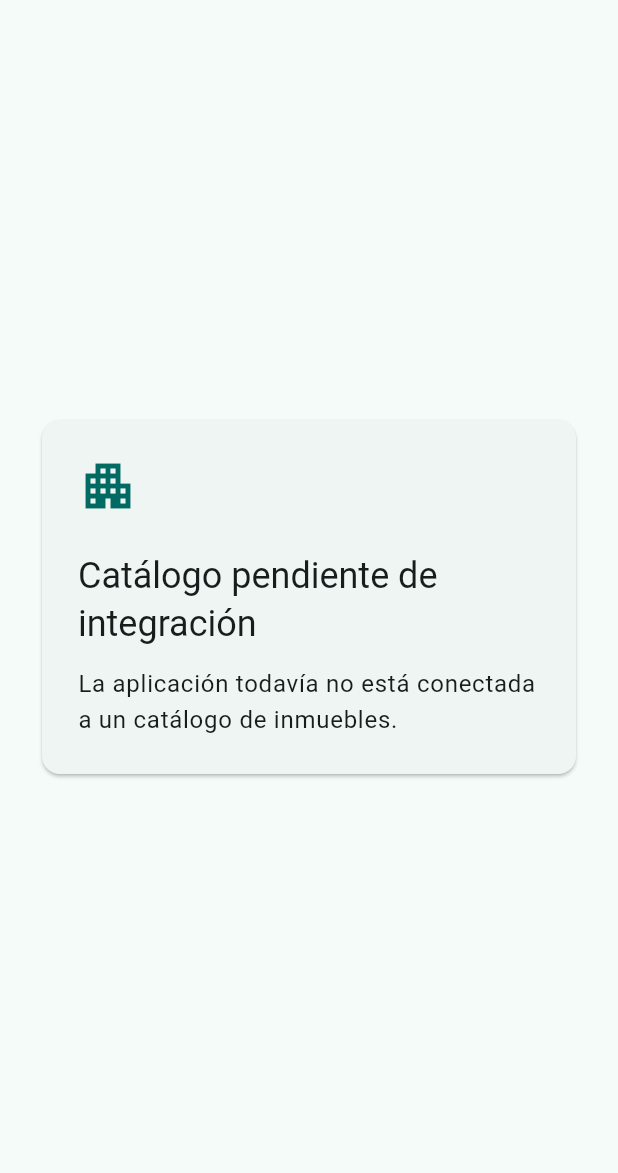
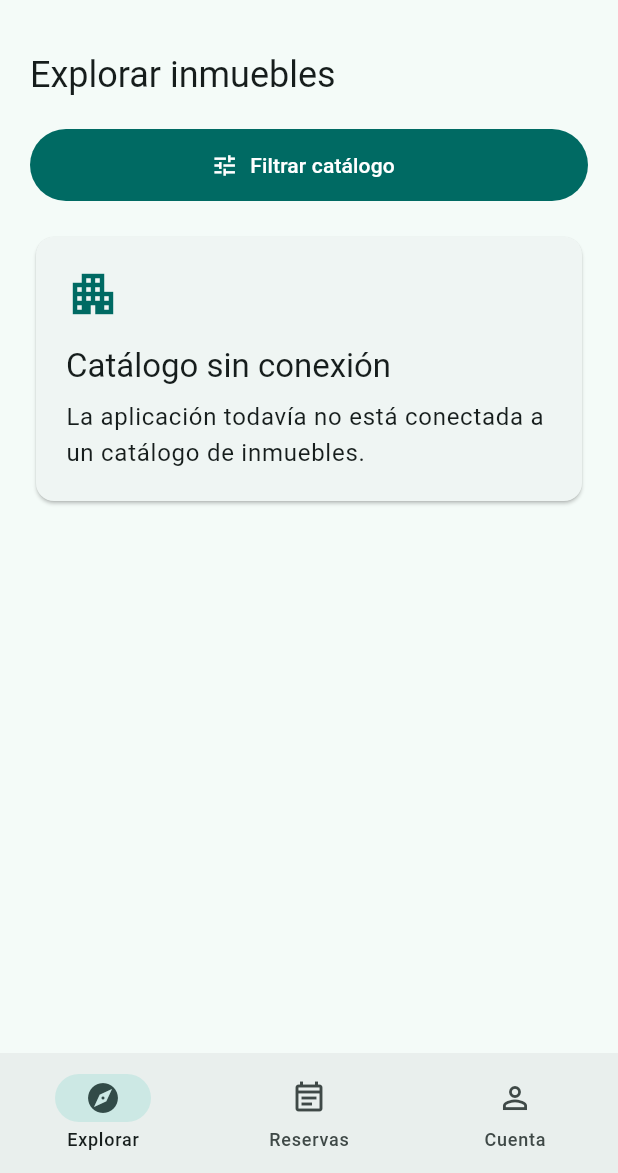
Before and after one commit to Fivoryu/sw1_pro_final_2026_2, a Flutter app: the screen it shows after launch, on a phone screen of 412 x 824 dp, the part 63-1236 px from its top. Run offline on Flutter 3.47's test engine with Material 3 defaults, Android fonts, the phone set to English and light mode, and no system bars; project files that could hold a hidden picture were left out.

Commit message:
feat(cliente-mobile): add catalog navigation and filters

```diff
--- a/apps/cliente_mobile/lib/main.dart
+++ b/apps/cliente_mobile/lib/main.dart
@@ -1,76 +1,235 @@
 import 'package:flutter/material.dart';
 
-void main() {
-  runApp(const RoomForgeApp());
-}
+void main() => runApp(const RoomForgeApp());
 
 class RoomForgeApp extends StatelessWidget {
   const RoomForgeApp({super.key});
 
   @override
-  Widget build(BuildContext context) {
-    return MaterialApp(
+  Widget build(BuildContext context) => MaterialApp(
     title: 'RoomForge',
     theme: ThemeData(
-        colorScheme: ColorScheme.fromSeed(
-          seedColor: const Color(0xFF0F766E),
-        ),
+      colorScheme: ColorScheme.fromSeed(seedColor: const Color(0xFF0F766E)),
       useMaterial3: true,
     ),
-      home: const CatalogPendingScreen(),
+    home: const CustomerShell(),
   );
+}
+
+class CustomerShell extends StatefulWidget {
+  const CustomerShell({super.key});
+
+  @override
+  State<CustomerShell> createState() => _CustomerShellState();
+}
+
+class _CustomerShellState extends State<CustomerShell> {
+  int _selectedIndex = 0;
+  final Map<String, String> _filters = {};
+
+  Future<void> _openFilters() async {
+    final result = await showModalBottomSheet<Map<String, String>>(
+      context: context,
+      isScrollControlled: true,
+      useSafeArea: true,
+      builder: (_) => _CatalogFiltersSheet(
+        initialFilters: Map<String, String>.of(_filters),
+      ),
+    );
+    if (result != null && mounted) {
+      setState(() => _filters
+        ..clear()
+        ..addAll(result));
     }
   }
 
-class CatalogPendingScreen extends StatelessWidget {
-  const CatalogPendingScreen({super.key});
-
   @override
-  Widget build(BuildContext context) {
-    final theme = Theme.of(context);
-    final colorScheme = theme.colorScheme;
-    final textTheme = theme.textTheme;
-
-    return Scaffold(
+  Widget build(BuildContext context) => Scaffold(
     appBar: AppBar(title: const Text('RoomForge')),
-      body: Center(
-        child: SingleChildScrollView(
-          padding: const EdgeInsets.all(24),
-          child: ConstrainedBox(
-            constraints: const BoxConstraints(maxWidth: 520),
-            child: Card(
-              color: colorScheme.surfaceContainerLow,
-              child: Padding(
-                padding: const EdgeInsets.all(24),
-                child: Column(
-                  mainAxisSize: MainAxisSize.min,
-                  crossAxisAlignment: CrossAxisAlignment.start,
+    body: IndexedStack(
+      index: _selectedIndex,
       children: [
-                    ExcludeSemantics(
-                      child: Icon(
-                        Icons.apartment_outlined,
-                        size: 40,
-                        color: colorScheme.primary,
+        _catalog(context),
+        _placeholder(context, 'Prototipo de reservas',
+            'No hay reservas reales ni datos conectados.', Icons.event_note_outlined),
+        _placeholder(context, 'Prototipo de cuenta',
+            'No hay datos de cuenta conectados.', Icons.person_outline),
+      ],
     ),
+    bottomNavigationBar: NavigationBar(
+      selectedIndex: _selectedIndex,
+      onDestinationSelected: (index) => setState(() => _selectedIndex = index),
+      destinations: const [
+        NavigationDestination(
+          icon: Icon(Icons.explore_outlined),
+          selectedIcon: Icon(Icons.explore),
+          label: 'Explorar',
         ),
-                    const SizedBox(height: 24),
-                    Text(
-                      'Catálogo pendiente de integración',
-                      style: textTheme.headlineSmall,
+        NavigationDestination(
+          icon: Icon(Icons.event_note_outlined),
+          selectedIcon: Icon(Icons.event_note),
+          label: 'Reservas',
         ),
-                    const SizedBox(height: 12),
-                    Text(
-                      'La aplicación todavía no está conectada a un catálogo '
-                      'de inmuebles.',
-                      style: textTheme.bodyLarge?.copyWith(height: 1.5),
+        NavigationDestination(
+          icon: Icon(Icons.person_outline),
+          selectedIcon: Icon(Icons.person),
+          label: 'Cuenta',
         ),
       ],
     ),
+  );
+
+  Widget _catalog(BuildContext context) => _content(
+    ListView(
+      padding: const EdgeInsets.all(20),
+      children: [
+        Text('Explorar inmuebles', style: Theme.of(context).textTheme.headlineSmall),
+        const SizedBox(height: 20),
+        FilledButton.icon(
+          key: const ValueKey('catalog-filter-button'),
+          style: FilledButton.styleFrom(minimumSize: const Size.fromHeight(48)),
+          onPressed: _openFilters,
+          icon: const Icon(Icons.tune),
+          label: const Text('Filtrar catálogo'),
         ),
+        const SizedBox(height: 20),
+        _messageCard(
+          context,
+          'Catálogo sin conexión',
+          'La aplicación todavía no está conectada a un catálogo de inmuebles.',
+          Icons.apartment_outlined,
         ),
+      ],
     ),
+  );
+
+  Widget _placeholder(
+    BuildContext context, String title, String message, IconData icon,
+  ) => _content(ListView(
+    padding: const EdgeInsets.all(20),
+    children: [
+      Text(title, style: Theme.of(context).textTheme.headlineSmall),
+      const SizedBox(height: 20),
+      _messageCard(context, '', message, icon),
+    ],
+  ));
+
+  Widget _messageCard(
+    BuildContext context, String title, String message, IconData icon,
+  ) {
+    final theme = Theme.of(context);
+    return Card(
+      color: theme.colorScheme.surfaceContainerLow,
+      child: Padding(
+        padding: const EdgeInsets.all(20),
+        child: Column(crossAxisAlignment: CrossAxisAlignment.start, children: [
+          ExcludeSemantics(
+            child: Icon(icon, size: 36, color: theme.colorScheme.primary),
           ),
+          const SizedBox(height: 16),
+          if (title.isNotEmpty) Text(title, style: theme.textTheme.titleLarge),
+          if (title.isNotEmpty && message.isNotEmpty) const SizedBox(height: 8),
+          if (message.isNotEmpty)
+            Text(message, style: theme.textTheme.bodyLarge?.copyWith(height: 1.5)),
+        ]),
       ),
     );
   }
+
+  Widget _content(Widget child) => Center(
+    child: ConstrainedBox(
+      constraints: const BoxConstraints(maxWidth: 720),
+      child: child,
+    ),
+  );
 }
+
+class _CatalogFiltersSheet extends StatefulWidget {
+  const _CatalogFiltersSheet({required this.initialFilters});
+  final Map<String, String> initialFilters;
+
+  @override
+  State<_CatalogFiltersSheet> createState() => _CatalogFiltersSheetState();
+}
+
+class _CatalogFiltersSheetState extends State<_CatalogFiltersSheet> {
+  late final _city = _controller('cityZone');
+  late final _price = _controller('basePrice');
+  late final _bedrooms = _controller('bedrooms');
+  late final _bathrooms = _controller('bathrooms');
+  String? _operation;
+
+  TextEditingController _controller(String key) =>
+      TextEditingController(text: widget.initialFilters[key]);
+
+  @override
+  void initState() {
+    super.initState();
+    _operation = widget.initialFilters['operation'];
+  }
+
+  @override
+  void dispose() {
+    _city.dispose();
+    _price.dispose();
+    _bedrooms.dispose();
+    _bathrooms.dispose();
+    super.dispose();
+  }
+
+  void _save() {
+    final values = {
+      'cityZone': _city.text.trim(),
+      'basePrice': _price.text.trim(),
+      'bedrooms': _bedrooms.text.trim(),
+      'bathrooms': _bathrooms.text.trim(),
+    };
+    if (_operation != null) values['operation'] = _operation!;
+    Navigator.of(context).pop(values);
+  }
+
+  @override
+  Widget build(BuildContext context) => SingleChildScrollView(
+    padding: EdgeInsets.fromLTRB(20, 20, 20, 20 + MediaQuery.viewInsetsOf(context).bottom),
+    child: Column(crossAxisAlignment: CrossAxisAlignment.stretch, children: [
+      Text('Filtros del catálogo', style: Theme.of(context).textTheme.titleLarge),
+      const SizedBox(height: 16),
+      _field('Ciudad/zona', _city, 'filter-city-zone'),
+      const SizedBox(height: 12),
+      DropdownButtonFormField<String>(
+        key: const ValueKey('filter-operation'),
+        initialValue: _operation,
+        decoration: const InputDecoration(
+          labelText: 'Operación', border: OutlineInputBorder(),
+        ),
+        items: const [
+          DropdownMenuItem(value: 'Venta', child: Text('Venta')),
+          DropdownMenuItem(value: 'Alquiler', child: Text('Alquiler')),
+        ],
+        onChanged: (value) => setState(() => _operation = value),
+      ),
+      const SizedBox(height: 12),
+      _field('Precio base', _price, 'filter-base-price', numeric: true),
+      const SizedBox(height: 12),
+      _field('Habitaciones', _bedrooms, 'filter-bedrooms', numeric: true),
+      const SizedBox(height: 12),
+      _field('Baños', _bathrooms, 'filter-bathrooms', numeric: true),
+      const SizedBox(height: 12),
+      Text(
+        'Los filtros son una demostración local; no hay API ni resultados conectados.',
+        style: Theme.of(context).textTheme.bodySmall,
+      ),
+      const SizedBox(height: 16),
+      SizedBox(height: 48, child: FilledButton(onPressed: _save,
+        child: const Text('Guardar filtros'))),
+    ]),
+  );
+
+  Widget _field(String label, TextEditingController controller, String key,
+      {bool numeric = false}) => TextFormField(
+    key: ValueKey(key),
+    controller: controller,
+    keyboardType: numeric ? TextInputType.number : TextInputType.text,
+    decoration: InputDecoration(labelText: label, border: const OutlineInputBorder()),
+  );
+}
```
Also changed, not shown: 1 other file. Lines whose indentation alone changed are shown as unchanged.
